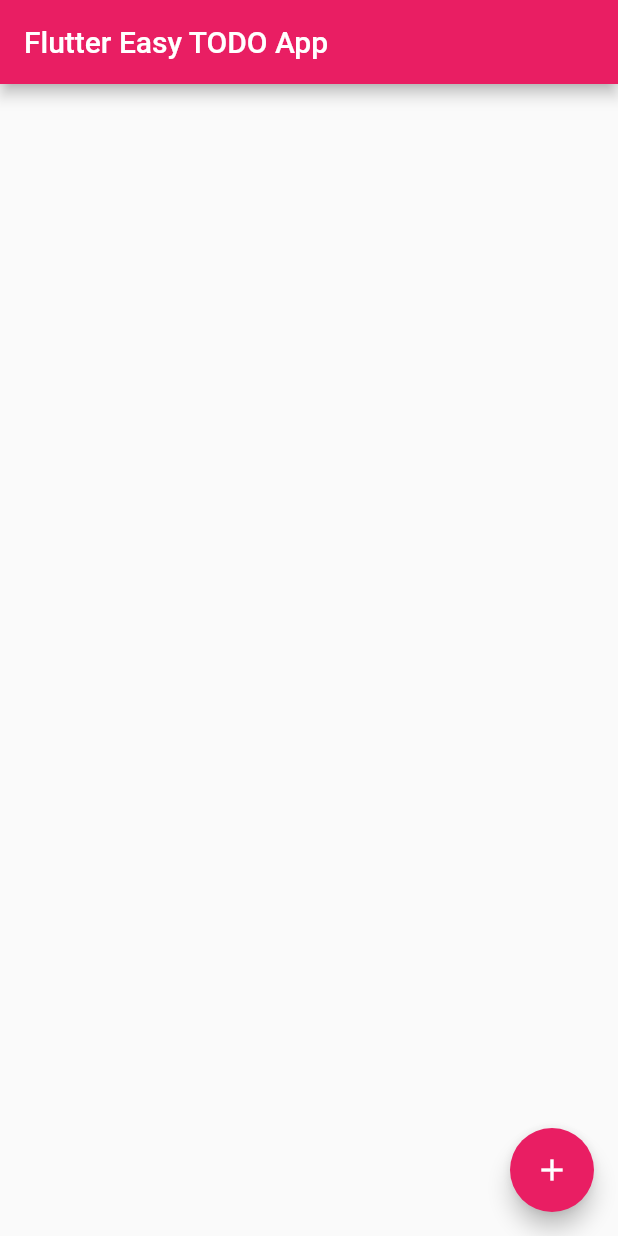
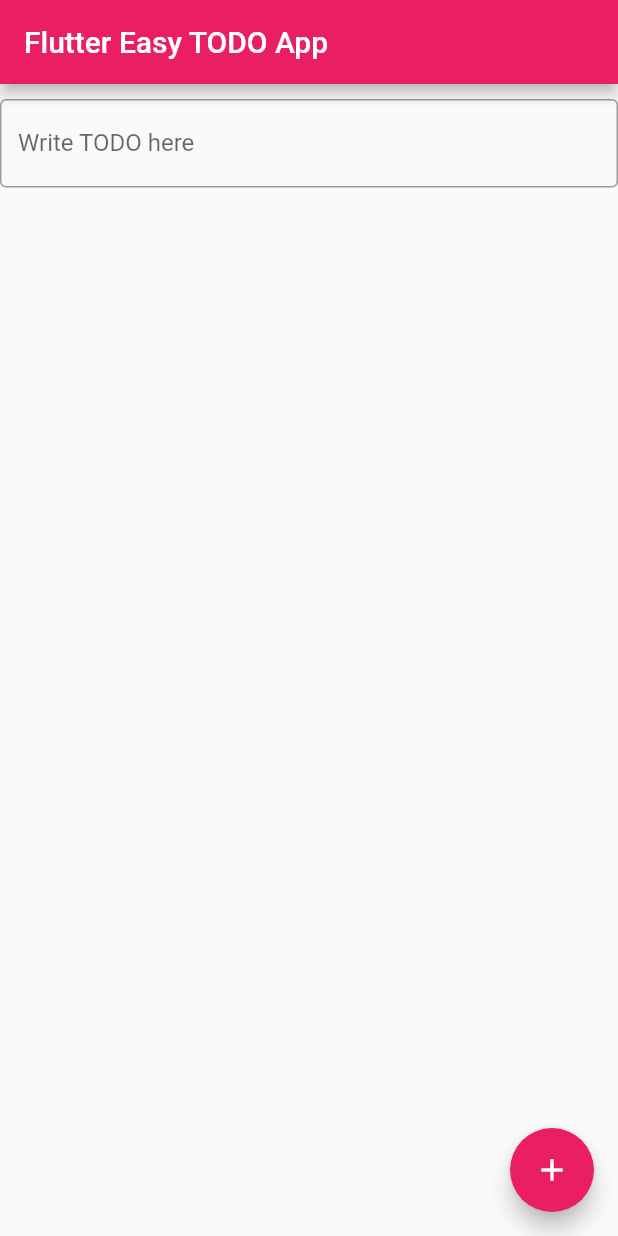
Before and after one commit to japsimrans13/flutterfestival-easytodo, a Flutter app: the screen it shows after launch, after a tap on the "add" icon, on a phone screen of 412 x 824 dp. Run offline on Flutter 3.47's test engine with Material 2 defaults, Android fonts, the phone set to English and light mode, and no system bars.

Commit message:
Part 1 complete

```diff
--- a/lib/main.dart
+++ b/lib/main.dart
@@ -28,6 +28,16 @@ class MyHomePage extends StatefulWidget {
 }
 
 class _MyHomePageState extends State<MyHomePage> {
+  late TextEditingController _controller;
+
+  List myData = [];
+
+  @override
+  void initState() {
+    super.initState();
+    _controller = TextEditingController();
+  }
+
   @override
   Widget build(BuildContext context) {
     return Scaffold(
@@ -36,12 +46,39 @@ class _MyHomePageState extends State<MyHomePage> {
       ),
       body: Center(
         child: Column(
-          mainAxisAlignment: MainAxisAlignment.center,
-          children: <Widget>[],
+          mainAxisAlignment: MainAxisAlignment.start,
+          children: <Widget>[
+            SizedBox(height: 10),
+            TextField(
+              controller: _controller,
+              decoration: InputDecoration(
+                border: OutlineInputBorder(),
+                labelText: 'Write TODO here',
+              ),
+            ),
+            SizedBox(height: 20),
+            Container(
+              height: MediaQuery.of(context).size.height -
+                  MediaQuery.of(context).size.height / 2,
+              child: ListView.builder(
+                itemBuilder: ((context, index) => Text(myData[index])),
+                itemCount: myData.length,
+              ),
+            )
+          ],
         ),
       ),
       floatingActionButton: FloatingActionButton(
-        onPressed: () {},
+        onPressed: () {
+          print(_controller.value.text);
+          if (_controller.value.text != "") {
+            setState(() {
+              myData.add(_controller.value.text);
+            });
+            _controller.text = '';
+            FocusScope.of(context).requestFocus(new FocusNode());
+          }
+        },
         tooltip: 'Increment',
         child: const Icon(Icons.add),
       ),
```
